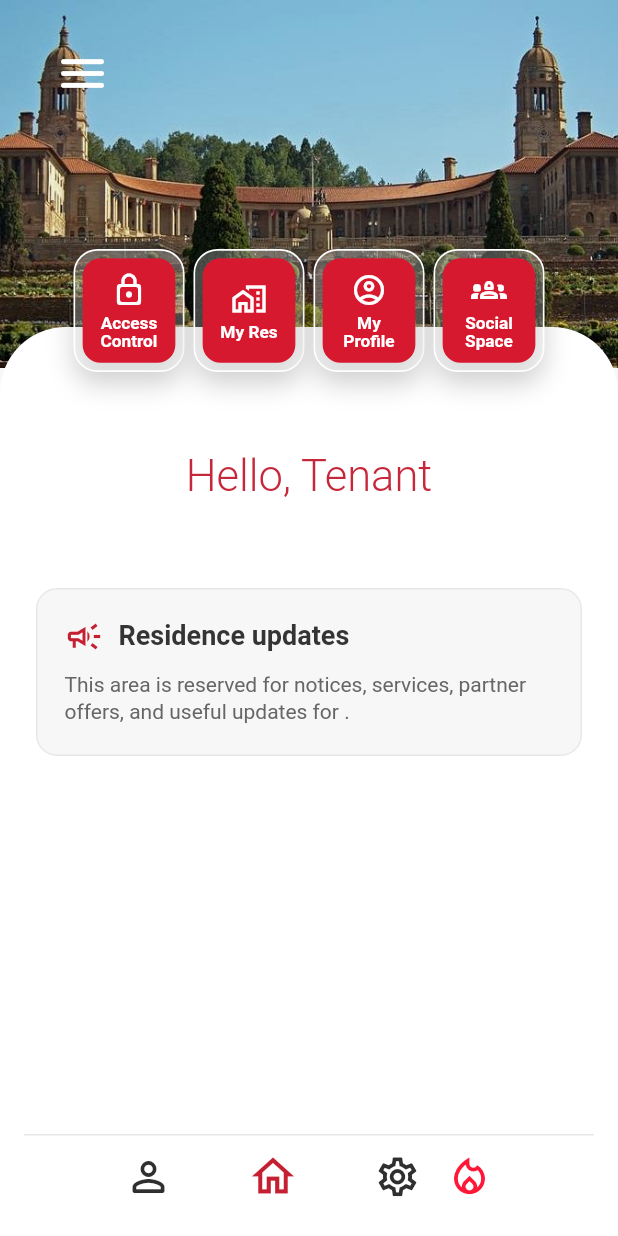
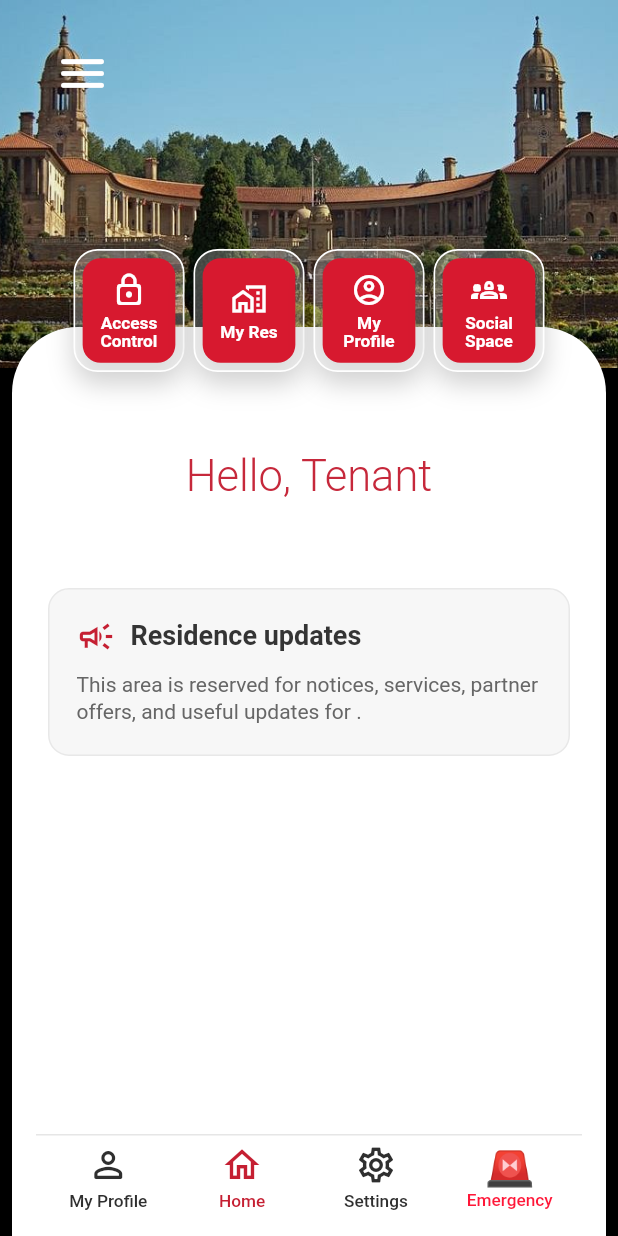
Before and after one commit to maitsapot/residence-operating-system, a Flutter app: the TenantScreen screen opened directly with empty values, on a phone screen of 412 x 824 dp. Run offline on Flutter 3.47's test engine with Material 3 defaults, Android fonts, the phone set to English and light mode, and no system bars; our stand-ins replace logger; network calls fail.

Commit message:
Update tenant home menu styling

```diff
--- a/mobile/lib/main.dart
+++ b/mobile/lib/main.dart
@@ -307,6 +307,7 @@ class _TenantScreenState extends State<TenantScreen> {
         clipBehavior: Clip.none,
         alignment: Alignment.topCenter,
         children: [
+          const Positioned.fill(child: ColoredBox(color: Colors.black)),
           buildTopBand(),
           Padding(
             padding: const EdgeInsets.only(top: 218),
@@ -320,6 +321,7 @@ class _TenantScreenState extends State<TenantScreen> {
 
   Widget buildContentSheet(String residenceName) {
     return Container(
+      margin: const EdgeInsets.symmetric(horizontal: 8),
       width: double.infinity,
       height: double.infinity,
       padding: const EdgeInsets.fromLTRB(24, 78, 24, 0),
@@ -399,8 +401,23 @@ class _TenantScreenState extends State<TenantScreen> {
                 padding: const EdgeInsets.symmetric(horizontal: 3),
                 child: SizedBox(
                   width: 74,
-                  height: 82,
-                  child: buildHeroMenuTile(item),
+                  height: 92,
+                  child: Column(
+                    children: [
+                      SizedBox(height: 82, child: buildHeroMenuTile(item)),
+                      const SizedBox(height: 6),
+                      AnimatedContainer(
+                        duration: const Duration(milliseconds: 180),
+                        curve: Curves.easeOut,
+                        width: selectedHeroMenu == item.menu ? 34 : 0,
+                        height: 4,
+                        decoration: BoxDecoration(
+                          color: const Color(0xFFD7192F),
+                          borderRadius: BorderRadius.circular(999),
+                        ),
+                      ),
+                    ],
+                  ),
                 ),
               ),
             )
@@ -587,7 +604,7 @@ class _TenantScreenState extends State<TenantScreen> {
         crossAxisCount: 2,
         crossAxisSpacing: 16,
         mainAxisSpacing: 16,
-        childAspectRatio: 1.95,
+        childAspectRatio: 2.15,
       ),
       itemBuilder: (context, index) => buildActionCard(actions[index]),
     );
@@ -596,34 +613,67 @@ class _TenantScreenState extends State<TenantScreen> {
   List<_HomeAction> _actionsForSelectedMenu() {
     return switch (selectedHeroMenu!) {
       _HeroMenu.accessControl => [
-        _HomeAction("Access Code", Icons.pin_outlined),
-        _HomeAction("Visitors", Icons.badge_outlined),
-        _HomeAction("Revoke Access", Icons.block_rounded),
-        _HomeAction("Request Access", Icons.key_rounded),
+        _HomeAction("Access Code", "View entry code", Icons.pin_outlined),
+        _HomeAction("Visitors", "Manage guests", Icons.badge_outlined),
+        _HomeAction("Revoke Access", "Remove permissions", Icons.block_rounded),
+        _HomeAction("Request Access", "Ask for entry", Icons.key_rounded),
       ],
       _HeroMenu.myRes => [
-        _HomeAction("My Room", Icons.bed_outlined),
-        _HomeAction("Inspections", Icons.fact_check_outlined),
-        _HomeAction("Maintenance", Icons.handyman_outlined),
-        _HomeAction("Reservations", Icons.event_seat_outlined),
-        _HomeAction("Issues", Icons.warning_amber_rounded),
-        _HomeAction("My Items", Icons.inventory_2_outlined),
+        _HomeAction("My Room", "View room details", Icons.bed_outlined),
+        _HomeAction(
+          "Inspections",
+          "View inspection history",
+          Icons.fact_check_outlined,
+        ),
+        _HomeAction(
+          "Maintenance",
+          "Submit & track requests",
+          Icons.handyman_outlined,
+        ),
+        _HomeAction(
+          "Reservations",
+          "Manage facilities",
+          Icons.event_seat_outlined,
+        ),
+        _HomeAction(
+          "Issues",
+          "Report & follow up",
+          Icons.warning_amber_rounded,
+        ),
+        _HomeAction("My Items", "Track my items", Icons.inventory_2_outlined),
       ],
       _HeroMenu.myProfile => [
         _HomeAction(
           "Me",
+          "View profile details",
           Icons.account_circle_outlined,
           detail: _HomeDetail.profile,
         ),
-        _HomeAction("Guardian", Icons.supervisor_account_outlined),
-        _HomeAction("Emergency Contact", Icons.contact_emergency_outlined),
-        _HomeAction("Academics", Icons.school_outlined),
+        _HomeAction(
+          "Guardian",
+          "View guardian details",
+          Icons.supervisor_account_outlined,
+        ),
+        _HomeAction(
+          "Emergency Contact",
+          "View emergency details",
+          Icons.contact_emergency_outlined,
+        ),
+        _HomeAction("Academics", "View school details", Icons.school_outlined),
       ],
       _HeroMenu.social => [
-        _HomeAction("Chat", Icons.chat_bubble_outline_rounded),
-        _HomeAction("Notifications", Icons.notifications_none_rounded),
-        _HomeAction("Events", Icons.calendar_month_outlined),
-        _HomeAction("Post", Icons.post_add_outlined),
+        _HomeAction(
+          "Chat",
+          "Open conversations",
+          Icons.chat_bubble_outline_rounded,
+        ),
+        _HomeAction(
+          "Notifications",
+          "View latest alerts",
+          Icons.notifications_none_rounded,
+        ),
+        _HomeAction("Events", "Browse events", Icons.calendar_month_outlined),
+        _HomeAction("Post", "Share an update", Icons.post_add_outlined),
       ],
     };
   }
@@ -644,7 +694,7 @@ class _TenantScreenState extends State<TenantScreen> {
         ).showSnackBar(SnackBar(content: Text("${action.label} coming soon")));
       },
       child: Container(
-        padding: const EdgeInsets.fromLTRB(14, 12, 12, 10),
+        padding: const EdgeInsets.fromLTRB(12, 10, 9, 10),
         decoration: BoxDecoration(
           color: Colors.white,
           borderRadius: BorderRadius.circular(12),
@@ -656,24 +706,52 @@ class _TenantScreenState extends State<TenantScreen> {
             ),
           ],
         ),
-        child: Column(
-          crossAxisAlignment: CrossAxisAlignment.start,
+        child: Row(
+          crossAxisAlignment: CrossAxisAlignment.center,
           mainAxisAlignment: MainAxisAlignment.center,
           children: [
-            Icon(action.icon, color: const Color(0xFFC51F32), size: 28),
-            const SizedBox(height: 8),
+            Icon(action.icon, color: const Color(0xFFC51F32), size: 34),
+            const SizedBox(width: 12),
+            Expanded(
+              child: Column(
+                mainAxisSize: MainAxisSize.min,
+                crossAxisAlignment: CrossAxisAlignment.start,
+                children: [
                   Text(
                     action.label,
+                    textAlign: TextAlign.left,
+                    maxLines: 1,
+                    overflow: TextOverflow.ellipsis,
+                    style: const TextStyle(
+                      color: Color(0xFF252525),
+                      fontSize: 15.5,
+                      fontWeight: FontWeight.w700,
+                      letterSpacing: 0,
+                      height: 1.05,
+                    ),
+                  ),
+                  const SizedBox(height: 4),
+                  Text(
+                    action.subtitle,
                     textAlign: TextAlign.left,
                     maxLines: 2,
                     overflow: TextOverflow.ellipsis,
                     style: const TextStyle(
-                color: Color(0xFF474747),
-                fontSize: 15,
+                      color: Color(0xFF5E5E5E),
+                      fontSize: 11.5,
                       fontWeight: FontWeight.w400,
                       letterSpacing: 0,
-                height: 1.05,
+                      height: 1.1,
                     ),
+                  ),
+                ],
+              ),
+            ),
+            const SizedBox(width: 5),
+            const Icon(
+              Icons.chevron_right_rounded,
+              color: Color(0xFF8A8A8A),
+              size: 24,
             ),
           ],
         ),
@@ -793,19 +871,25 @@ class _TenantScreenState extends State<TenantScreen> {
   }
 
   Widget buildBottomNav() {
-    return BottomAppBar(
+    return Container(
+      color: Colors.black,
+      padding: const EdgeInsets.symmetric(horizontal: 8),
+      child: BottomAppBar(
         color: Colors.white,
         elevation: 8,
         child: SizedBox(
-        height: 59,
+          height: 72,
           child: Column(
             children: [
               Container(height: 1, color: const Color(0xFFE6E6E6)),
               Expanded(
                 child: Row(
-                mainAxisAlignment: MainAxisAlignment.center,
+                  mainAxisAlignment: MainAxisAlignment.spaceEvenly,
                   children: [
-                  IconButton(
+                    buildBottomNavItem(
+                      icon: Icons.person_outline_rounded,
+                      label: "My Profile",
+                      color: const Color(0xFF2F2F2F),
                       onPressed: () {
                         setState(() {
                           selectedSection = _TenantSection.home;
@@ -813,14 +897,11 @@ class _TenantScreenState extends State<TenantScreen> {
                           selectedHomeDetail = _HomeDetail.profile;
                         });
                       },
-                    icon: const Icon(
-                      Icons.person_outline_rounded,
-                      color: Color(0xFF2F2F2F),
-                      size: 32,
                     ),
-                  ),
-                  const SizedBox(width: 34),
-                  IconButton(
+                    buildBottomNavItem(
+                      icon: Icons.home_outlined,
+                      label: "Home",
+                      color: const Color(0xFFC51F32),
                       onPressed: () {
                         setState(() {
                           selectedSection = _TenantSection.home;
@@ -828,26 +909,21 @@ class _TenantScreenState extends State<TenantScreen> {
                           selectedHomeDetail = null;
                         });
                       },
-                    icon: const Icon(
-                      Icons.home_outlined,
-                      color: Color(0xFFC51F32),
-                      size: 34,
                     ),
-                  ),
-                  const SizedBox(width: 34),
-                  IconButton(
+                    buildBottomNavItem(
+                      icon: Icons.settings_outlined,
+                      label: "Settings",
+                      color: const Color(0xFF2F2F2F),
                       onPressed: () {
                         ScaffoldMessenger.of(context).showSnackBar(
                           const SnackBar(content: Text("Settings coming soon")),
                         );
                       },
-                    icon: const Icon(
-                      Icons.settings_outlined,
-                      color: Color(0xFF2F2F2F),
-                      size: 31,
                     ),
-                  ),
-                  IconButton(
+                    buildBottomNavItem(
+                      emoji: "🚨",
+                      label: "Emergency",
+                      color: const Color(0xFFFF1738),
                       onPressed: () {
                         ScaffoldMessenger.of(context).showSnackBar(
                           const SnackBar(
@@ -855,13 +931,48 @@ class _TenantScreenState extends State<TenantScreen> {
                           ),
                         );
                       },
-                    icon: const Icon(
-                      Icons.local_fire_department_outlined,
-                      color: Color(0xFFFF1738),
-                      size: 31,
+                    ),
+                  ],
                 ),
               ),
             ],
+          ),
+        ),
+      ),
+    );
+  }
+
+  Widget buildBottomNavItem({
+    IconData? icon,
+    String? emoji,
+    required String label,
+    required Color color,
+    required VoidCallback onPressed,
+  }) {
+    return InkWell(
+      borderRadius: BorderRadius.circular(14),
+      onTap: onPressed,
+      child: SizedBox(
+        width: 82,
+        height: 62,
+        child: Column(
+          mainAxisAlignment: MainAxisAlignment.center,
+          children: [
+            if (emoji != null)
+              Text(emoji, style: const TextStyle(fontSize: 27, height: 1))
+            else
+              Icon(icon, color: color, size: 28),
+            const SizedBox(height: 4),
+            Text(
+              label,
+              maxLines: 1,
+              overflow: TextOverflow.ellipsis,
+              style: TextStyle(
+                color: color,
+                fontSize: 11.5,
+                fontWeight: FontWeight.w500,
+                letterSpacing: 0,
+                height: 1,
               ),
             ),
           ],
@@ -1134,9 +1245,10 @@ class _TenantScreenState extends State<TenantScreen> {
 }
 
 class _HomeAction {
-  const _HomeAction(this.label, this.icon, {this.detail});
+  const _HomeAction(this.label, this.subtitle, this.icon, {this.detail});
 
   final String label;
+  final String subtitle;
   final IconData icon;
   final _HomeDetail? detail;
 }
```
Lines whose indentation alone changed are shown as unchanged.
